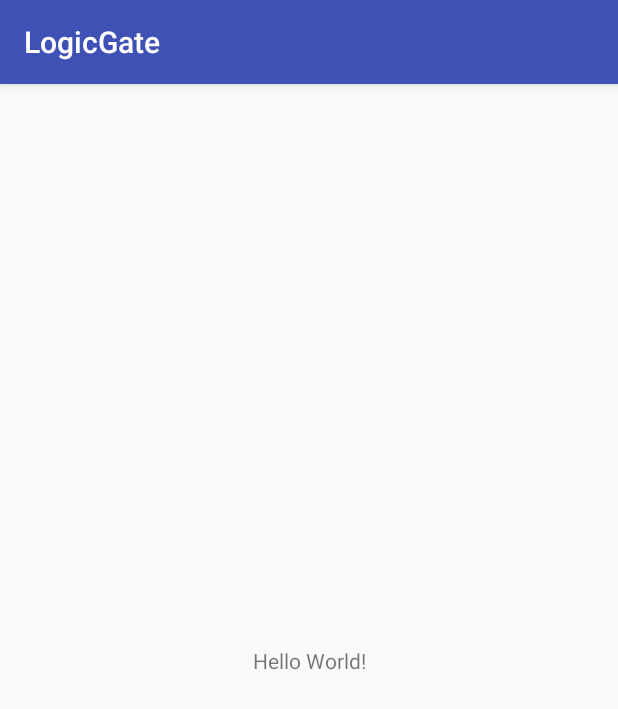
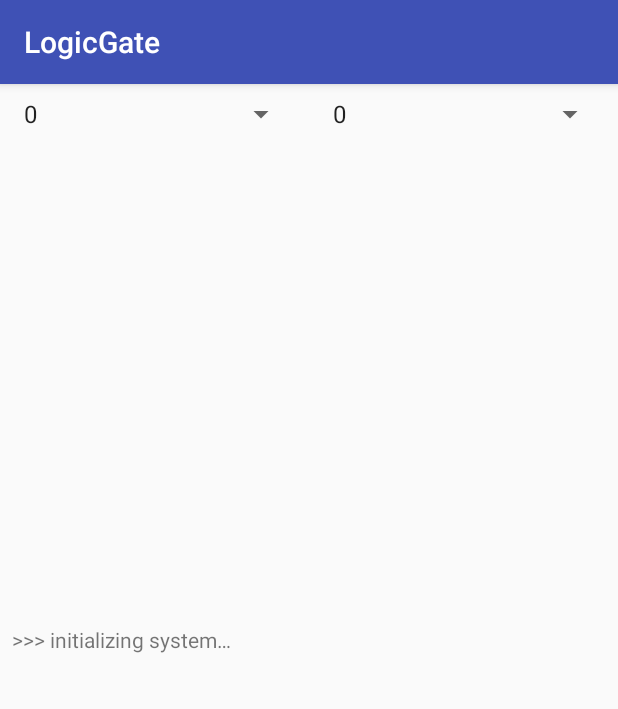
Before and after one commit to rejasupotaro/logic-gate, an Android app: the screen it shows after launch (MainActivity), on a phone screen of 412 x 824 dp. Shown: the top 709 px of the screen. Run offline under Robolectric (Android 15) with nearby library versions, the phone set to English and light mode, and no system bars; 2 statements that could not run were skipped.

Commit message:
Create Layout

```diff
--- a/logic-gate-android/LogicGate/app/src/main/java/rejasupotaro/logicgate/LogicGate.kt
+++ b/logic-gate-android/LogicGate/app/src/main/java/rejasupotaro/logicgate/LogicGate.kt
@@ -22,7 +22,7 @@
         val output = FloatArray(1)
         inferenceInterface.fetch(outputName, output)
 
-        logger.invoke("DONE")
+        logger.invoke("input: [$x1, $x2] => output (probability): ${output[0]}")
 
         return if (output[0] < 0.5) 0 else 1
     }
--- a/logic-gate-android/LogicGate/app/src/main/java/rejasupotaro/logicgate/MainActivity.kt
+++ b/logic-gate-android/LogicGate/app/src/main/java/rejasupotaro/logicgate/MainActivity.kt
@@ -2,14 +2,40 @@
 
 import android.os.Bundle
 import android.support.v7.app.AppCompatActivity
-import android.widget.Toast
+import android.view.View
+import android.widget.AdapterView
+import kotlinx.android.synthetic.main.activity_main.*
 
 class MainActivity : AppCompatActivity() {
+    private val logicGate: LogicGate by lazy {
+        LogicGate(assets, { log ->
+            logTextView.text = "${logTextView.text}\n$log"
+            logScrollView.post {
+                logScrollView.fullScroll(View.FOCUS_DOWN)
+            }
+        })
+    }
 
     override fun onCreate(savedInstanceState: Bundle?) {
         super.onCreate(savedInstanceState)
         setContentView(R.layout.activity_main)
+        setupViews()
+    }
 
-        Toast.makeText(this, LogicGate(assets).xor(1, 0).toString(), Toast.LENGTH_SHORT).show()
+    private fun setupViews() {
+        val listener = object : AdapterView.OnItemSelectedListener {
+            override fun onNothingSelected(p0: AdapterView<*>?) {
+            }
+
+            override fun onItemSelected(p0: AdapterView<*>?, p1: View?, p2: Int, p3: Long) {
+                val x1 = input1View.selectedItem.toString().toInt()
+                val x2 = input2View.selectedItem.toString().toInt()
+                val y = logicGate.xor(x1, x2)
+                outputTextView.text = y.toString()
+            }
+        }
+
+        input1View.onItemSelectedListener = listener
+        input2View.onItemSelectedListener = listener
     }
 }
--- a/logic-gate-android/LogicGate/app/src/main/res/layout/activity_main.xml
+++ b/logic-gate-android/LogicGate/app/src/main/res/layout/activity_main.xml
@@ -7,12 +7,83 @@
     tools:context="rejasupotaro.logicgate.MainActivity">
 
     <TextView
+        android:id="@+id/outputTextView"
         android:layout_width="wrap_content"
         android:layout_height="wrap_content"
-        android:text="Hello World!"
-        app:layout_constraintBottom_toBottomOf="parent"
+        android:layout_marginBottom="8dp"
+        android:textSize="@dimen/text_size_large"
+        app:layout_constraintBottom_toTopOf="@+id/guideline5"
         app:layout_constraintLeft_toLeftOf="parent"
         app:layout_constraintRight_toRightOf="parent"
         app:layout_constraintTop_toTopOf="parent" />
 
+    <Spinner
+        android:id="@+id/input1View"
+        android:layout_width="0dp"
+        android:layout_height="wrap_content"
+        android:layout_marginEnd="8dp"
+        android:layout_marginStart="8dp"
+        android:layout_marginTop="8dp"
+        android:entries="@array/inputItems"
+        app:layout_constraintEnd_toStartOf="@+id/guideline3"
+        app:layout_constraintStart_toStartOf="parent"
+        app:layout_constraintTop_toTopOf="parent" />
+
+    <Spinner
+        android:id="@+id/input2View"
+        android:layout_width="0dp"
+        android:layout_height="wrap_content"
+        android:layout_marginEnd="8dp"
+        android:layout_marginStart="8dp"
+        android:layout_marginTop="8dp"
+        android:entries="@array/inputItems"
+        app:layout_constraintEnd_toEndOf="parent"
+        app:layout_constraintStart_toStartOf="@+id/guideline3"
+        app:layout_constraintTop_toTopOf="parent" />
+
+    <android.support.constraint.Guideline
+        android:id="@+id/guideline3"
+        android:layout_width="wrap_content"
+        android:layout_height="wrap_content"
+        android:orientation="vertical"
+        app:layout_constraintGuide_percent="0.5" />
+
+    <ScrollView
+        android:id="@+id/logScrollView"
+        android:layout_width="0dp"
+        android:layout_height="0dp"
+        android:layout_marginBottom="8dp"
+        android:layout_marginEnd="8dp"
+        android:layout_marginStart="8dp"
+        android:scrollbars="none"
+        app:layout_constraintBottom_toBottomOf="parent"
+        app:layout_constraintEnd_toEndOf="parent"
+        app:layout_constraintStart_toStartOf="parent"
+        app:layout_constraintTop_toTopOf="@+id/guideline5">
+
+        <LinearLayout
+            android:layout_width="match_parent"
+            android:layout_height="wrap_content"
+            android:orientation="vertical">
+
+            <TextView
+                android:id="@+id/logTextView"
+                android:layout_width="match_parent"
+                android:layout_height="wrap_content"
+                android:text="@string/initializing"
+                app:layout_constraintBottom_toBottomOf="parent"
+                app:layout_constraintEnd_toEndOf="parent"
+                app:layout_constraintHorizontal_bias="0.0"
+                app:layout_constraintStart_toStartOf="parent"
+                app:layout_constraintVertical_bias="0.0" />
+        </LinearLayout>
+    </ScrollView>
+
+    <android.support.constraint.Guideline
+        android:id="@+id/guideline5"
+        android:layout_width="wrap_content"
+        android:layout_height="wrap_content"
+        android:orientation="horizontal"
+        app:layout_constraintGuide_begin="361dp" />
+
 </android.support.constraint.ConstraintLayout>
--- /dev/null
+++ b/logic-gate-android/LogicGate/app/src/main/res/values/dimens.xml
@@ -0,0 +1,4 @@
+<?xml version="1.0" encoding="utf-8"?>
+<resources>
+    <dimen name="text_size_large">48sp</dimen>
+</resources>
--- a/logic-gate-android/LogicGate/app/src/main/res/values/strings.xml
+++ b/logic-gate-android/LogicGate/app/src/main/res/values/strings.xml
@@ -1,3 +1,9 @@
 <resources>
     <string name="app_name">LogicGate</string>
+    <string name="initializing"><![CDATA[>>> initializing system…]]></string>
+
+    <string-array name="inputItems">
+        <item>0</item>
+        <item>1</item>
+    </string-array>
 </resources>
```
